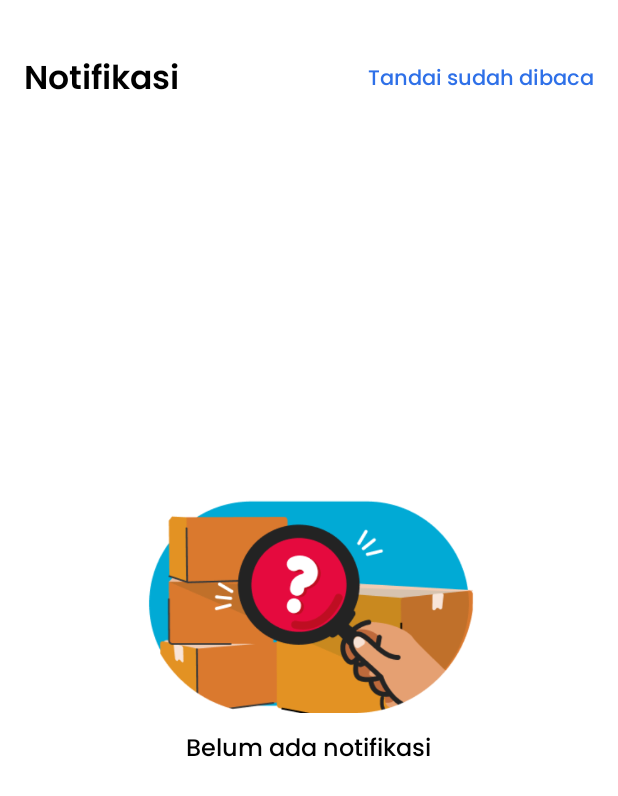
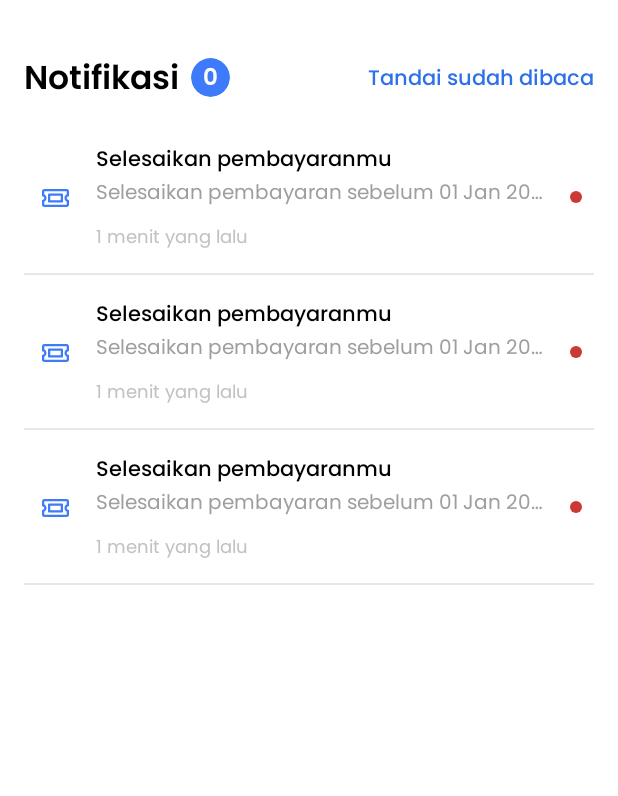
Before and after one commit to SYNRGY-Kelompok-3/android, an Android app: the layout fragment_notification.xml on its own in the app's theme, with its tools: preview values and no code run, on a phone screen of 412 x 824 dp. Shown: the top 796 px of the screen. Run offline under Robolectric (Android 15) with nearby library versions, the phone set to English and light mode, and no system bars.

Commit message:
finishing all logic on notification

```diff
--- a/app/src/main/java/com/synrgy/travelid/domain/repository/MainRepository.kt
+++ b/app/src/main/java/com/synrgy/travelid/domain/repository/MainRepository.kt
@@ -3,6 +3,7 @@ package com.synrgy.travelid.domain.repository
 import com.synrgy.travelid.domain.model.main.EditProfile
 import com.synrgy.travelid.domain.model.main.EditProfilePicture
 import com.synrgy.travelid.domain.model.main.EditProfileRequest
+import com.synrgy.travelid.domain.model.main.Notification
 import com.synrgy.travelid.domain.model.main.UserProfile
 import okhttp3.MultipartBody
 import okhttp3.RequestBody
@@ -19,4 +20,8 @@ interface MainRepository {
     suspend fun editProfilePicture(
         token: String, profilePicture: MultipartBody.Part?, idCustomer: RequestBody?
     ): EditProfilePicture
+
+    suspend fun notification(
+        token: String, id: Int
+    ): List<Notification>
 }
--- a/app/src/main/java/com/synrgy/travelid/presentation/home/HomeFragment.kt
+++ b/app/src/main/java/com/synrgy/travelid/presentation/home/HomeFragment.kt
@@ -28,4 +28,5 @@ class HomeFragment : Fragment() {
         super.onViewCreated(view, savedInstanceState)
 
     }
+
 }
--- a/app/src/main/java/com/synrgy/travelid/presentation/home/HomeViewModel.kt
+++ b/app/src/main/java/com/synrgy/travelid/presentation/home/HomeViewModel.kt
@@ -18,4 +18,5 @@ class HomeViewModel @Inject constructor(
 
     private val _error = MutableLiveData<String?>()
     val error: LiveData<String?> = _error
+
 }
--- /dev/null
+++ b/app/src/main/res/drawable/ic_badge_notif.xml
@@ -0,0 +1,9 @@
+<vector xmlns:android="http://schemas.android.com/apk/res/android"
+    android:width="8dp"
+    android:height="8dp"
+    android:viewportWidth="8"
+    android:viewportHeight="8">
+  <path
+      android:pathData="M4,4m-4,0a4,4 0,1 1,8 0a4,4 0,1 1,-8 0"
+      android:fillColor="#CB3A31"/>
+</vector>
--- /dev/null
+++ b/app/src/main/res/drawable/ic_ticket.xml
@@ -0,0 +1,9 @@
+<vector xmlns:android="http://schemas.android.com/apk/res/android"
+    android:width="24dp"
+    android:height="24dp"
+    android:viewportWidth="24"
+    android:viewportHeight="24">
+  <path
+      android:pathData="M16.5,10.5V13.5H9.5V10.5H16.5ZM17.25,9H8.75C8.313,9 8,9.344 8,9.75V14.25C8,14.688 8.313,15 8.75,15H17.25C17.656,15 18,14.688 18,14.25V9.75C18,9.344 17.656,9 17.25,9ZM21.75,10.75H22V7.5C22,6.688 21.313,6 20.5,6H5.5C4.656,6 4,6.688 4,7.5V10.75H4.25C4.938,10.75 5.5,11.313 5.5,12C5.5,12.719 4.938,13.25 4.25,13.25H4V16.5C4,17.344 4.656,18 5.5,18H20.5C21.313,18 22,17.344 22,16.5V13.25H21.75C21.031,13.25 20.5,12.719 20.5,12C20.5,11.313 21.031,10.75 21.75,10.75ZM20.5,9.563C19.594,10.031 19,10.938 19,12C19,13.094 19.594,14 20.5,14.469V16.5H5.5V14.469C6.375,14 7,13.094 7,12C7,10.938 6.375,10.031 5.5,9.563V7.5H20.5V9.563Z"
+      android:fillColor="#3E7BFA"/>
+</vector>
--- a/app/src/main/res/layout/fragment_notification.xml
+++ b/app/src/main/res/layout/fragment_notification.xml
@@ -23,9 +23,32 @@
             android:fontFamily="@font/poppinssemibold"
             android:includeFontPadding="false"
             android:textSize="22sp"
-            android:textColor="@color/black"/>
+            android:textColor="@color/black"
+            android:layout_marginEnd="8dp"/>
+
+        <com.google.android.material.card.MaterialCardView
+            android:layout_width="26dp"
+            android:layout_height="26dp"
+            android:elevation="0dp"
+            app:strokeWidth="0dp"
+            app:cardBackgroundColor="@color/primary"
+            app:cardCornerRadius="99dp">
+
+            <com.google.android.material.textview.MaterialTextView
+                android:id="@+id/tv_notification_counter"
+                android:layout_width="wrap_content"
+                android:layout_height="wrap_content"
+                android:text="0"
+                android:fontFamily="@font/poppinssemibold"
+                android:textColor="@color/white"
+                android:includeFontPadding="false"
+                android:textSize="15sp"
+                android:layout_gravity="center|center_vertical"/>
+
+        </com.google.android.material.card.MaterialCardView>
 
         <com.google.android.material.textview.MaterialTextView
+            android:id="@+id/tv_mark_all_read"
             android:layout_width="wrap_content"
             android:layout_height="wrap_content"
             android:text="Tandai sudah dibaca"
@@ -42,6 +65,7 @@
         android:layout_width="match_parent"
         android:layout_height="wrap_content"
         android:orientation="vertical"
+        android:visibility="gone"
         app:layout_constraintBottom_toBottomOf="parent"
         app:layout_constraintEnd_toEndOf="parent"
         app:layout_constraintStart_toStartOf="parent"
@@ -66,4 +90,15 @@
 
     </androidx.appcompat.widget.LinearLayoutCompat>
 
+    <androidx.recyclerview.widget.RecyclerView
+        android:id="@+id/rv_notification"
+        android:layout_width="match_parent"
+        android:layout_height="wrap_content"
+        android:orientation="vertical"
+        app:layoutManager="androidx.recyclerview.widget.LinearLayoutManager"
+        app:layout_constraintEnd_toEndOf="parent"
+        app:layout_constraintStart_toStartOf="parent"
+        app:layout_constraintTop_toBottomOf="@+id/materialToolbar"
+        tools:listitem="@layout/list_item_notification" />
+
 </androidx.constraintlayout.widget.ConstraintLayout>
--- /dev/null
+++ b/app/src/main/res/layout/list_item_notification.xml
@@ -0,0 +1,86 @@
+<?xml version="1.0" encoding="utf-8"?>
+<androidx.constraintlayout.widget.ConstraintLayout xmlns:android="http://schemas.android.com/apk/res/android"
+    xmlns:app="http://schemas.android.com/apk/res-auto"
+    xmlns:tools="http://schemas.android.com/tools"
+    android:layout_width="match_parent"
+    android:layout_height="wrap_content"
+    android:paddingHorizontal="16dp">
+
+    <androidx.appcompat.widget.AppCompatImageView
+        android:id="@+id/appCompatImageView7"
+        android:layout_width="wrap_content"
+        android:layout_height="wrap_content"
+        android:src="@drawable/ic_ticket"
+        android:layout_marginStart="8dp"
+        app:layout_constraintBottom_toBottomOf="parent"
+        app:layout_constraintStart_toStartOf="parent"
+        app:layout_constraintTop_toTopOf="parent" />
+
+    <androidx.appcompat.widget.LinearLayoutCompat
+        android:id="@+id/container"
+        android:layout_width="0dp"
+        android:layout_height="wrap_content"
+        android:orientation="vertical"
+        android:layout_marginVertical="16dp"
+        android:layout_marginStart="16dp"
+        android:layout_marginEnd="16dp"
+        app:layout_constraintBottom_toTopOf="@+id/view1"
+        app:layout_constraintStart_toEndOf="@+id/appCompatImageView7"
+        app:layout_constraintTop_toTopOf="parent"
+        app:layout_constraintEnd_toStartOf="@+id/ic_badge">
+
+        <com.google.android.material.textview.MaterialTextView
+            android:id="@+id/tv_title"
+            android:layout_width="wrap_content"
+            android:layout_height="wrap_content"
+            android:fontFamily="@font/poppinsmedium"
+            android:includeFontPadding="false"
+            android:text="Selesaikan pembayaranmu"
+            android:textColor="@color/black"
+            android:textSize="14sp"
+            android:layout_marginBottom="3dp"/>
+
+        <com.google.android.material.textview.MaterialTextView
+            android:id="@+id/tv_body"
+            android:layout_width="wrap_content"
+            android:layout_height="wrap_content"
+            android:fontFamily="@font/poppinsregular"
+            android:includeFontPadding="false"
+            android:text="Selesaikan pembayaran sebelum 01 Jan 2024, pada"
+            android:textColor="#9E9E9E"
+            android:textSize="13sp"
+            android:maxLines="1"
+            android:ellipsize="end"
+            android:layout_marginBottom="12dp"/>
+
+        <com.google.android.material.textview.MaterialTextView
+            android:id="@+id/tv_timestamp"
+            android:layout_width="wrap_content"
+            android:layout_height="wrap_content"
+            android:fontFamily="@font/poppinsregular"
+            android:includeFontPadding="false"
+            android:text="1 menit yang lalu"
+            android:textColor="#C2C2C2"
+            android:textSize="12sp" />
+
+    </androidx.appcompat.widget.LinearLayoutCompat>
+
+    <androidx.appcompat.widget.AppCompatImageView
+        android:id="@+id/ic_badge"
+        android:layout_width="wrap_content"
+        android:layout_height="wrap_content"
+        android:src="@drawable/ic_badge_notif"
+        android:layout_marginEnd="8dp"
+        app:layout_constraintBottom_toTopOf="@+id/view1"
+        app:layout_constraintEnd_toEndOf="parent"
+        app:layout_constraintTop_toTopOf="parent" />
+
+    <View
+        android:id="@+id/view1"
+        android:layout_width="match_parent"
+        android:layout_height="1dp"
+        android:background="#E4E7EC"
+        android:layout_marginTop="16dp"
+        app:layout_constraintTop_toBottomOf="@+id/container"/>
+
+</androidx.constraintlayout.widget.ConstraintLayout>
```
Also changed, not shown: app/src/main/java/com/synrgy/travelid/common/Utility.kt (+39 -0 lines), app/src/main/java/com/synrgy/travelid/data/remote/response/main/NotificationResponse.kt (added, +37 -0 lines), app/src/main/java/com/synrgy/travelid/data/remote/service/MainAPIService.kt (+16 -1 lines), app/src/main/java/com/synrgy/travelid/data/repository/RemoteRepository.kt (+8 -0 lines), app/src/main/java/com/synrgy/travelid/domain/model/main/Notification.kt (added, +8 -0 lines), app/src/main/java/com/synrgy/travelid/presentation/notification/NotificationFragment.kt (+52 -3 lines), app/src/main/java/com/synrgy/travelid/presentation/notification/NotificationViewModel.kt (added, +59 -0 lines), app/src/main/java/com/synrgy/travelid/presentation/notification/adapter/NotificationAdapter.kt (added, +69 -0 lines).
